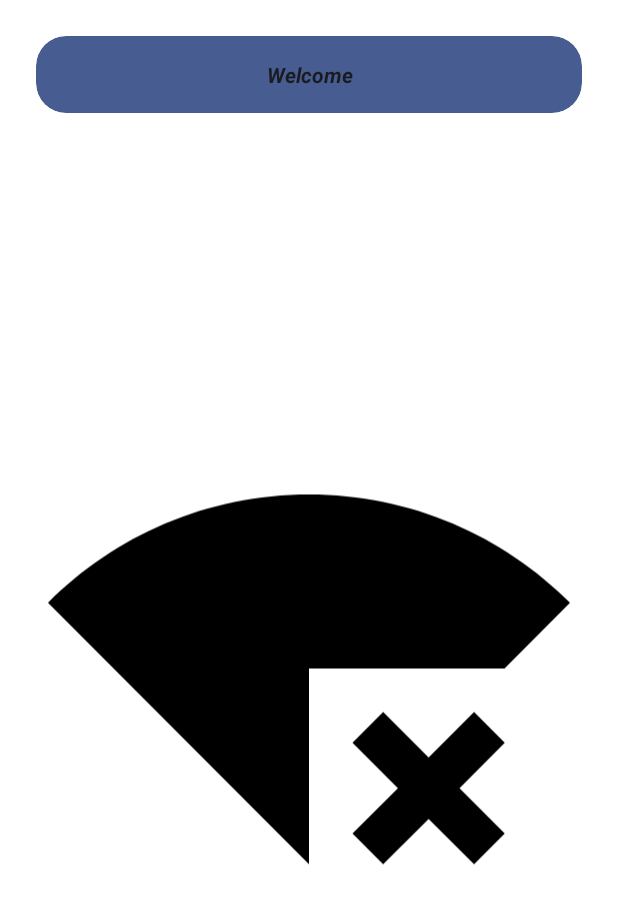
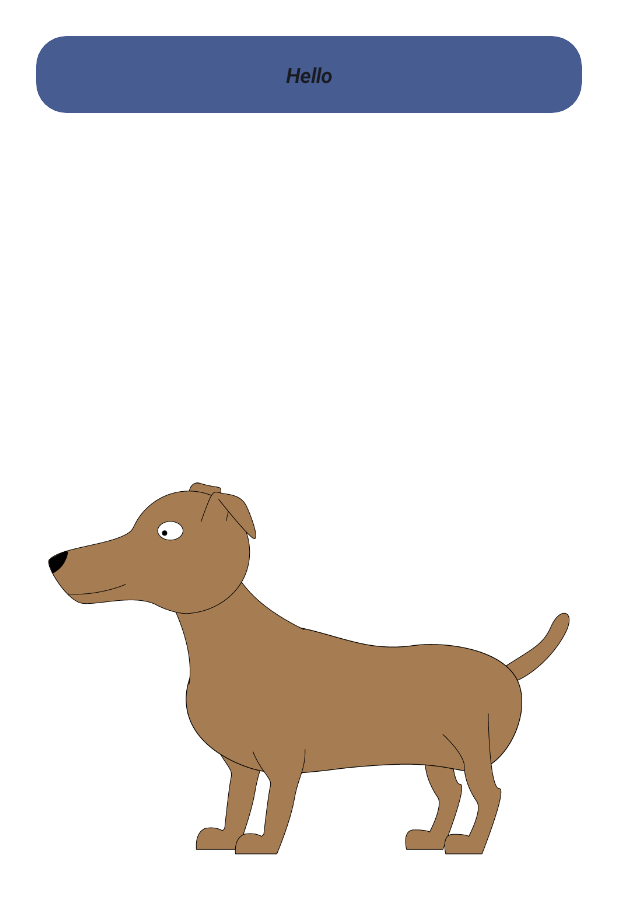
Before and after one commit to ResDesSuxProject/ResDesUx2App, an Android app: the layout status_widget.xml on its own in the app's theme, with its tools: preview values and no code run, on a phone screen of 412 x 824 dp. Shown: the top 904 px of the screen. Run offline under Robolectric (Android 15) with nearby library versions, the phone set to English and light mode, and no system bars.

Commit message:
Added preview image to the widget

```diff
--- a/app/src/main/java/com/example/resdesux2/Widgets/StatusWidget.java
+++ b/app/src/main/java/com/example/resdesux2/Widgets/StatusWidget.java
@@ -65,7 +65,7 @@ public class StatusWidget extends AppWidgetProvider {
         CharSequence widgetText = context.getString(R.string.appwidget_welcome);
         User currentUser = getDataFromContentProvider(context);
 
-        if (currentUser != null) {
+        if (currentUser != null && currentUser.getID() != -1) {
             currentView.setTextViewText(R.id.appwidget_welcome, widgetText + " " + currentUser.getUserName());
 
             User.Score score = currentUser.getScore();
@@ -75,7 +75,8 @@ public class StatusWidget extends AppWidgetProvider {
             else if (index < 0) index = 0;
 
             currentView.setImageViewResource(R.id.appwidget_image, dogImages[index]);
-
+        } else {
+            currentView.setImageViewResource(R.id.appwidget_image, R.drawable.baseline_signal_wifi_connected_no_internet_4_24_black);
         }
     }
 
--- a/app/src/main/res/layout/status_widget.xml
+++ b/app/src/main/res/layout/status_widget.xml
@@ -21,7 +21,7 @@
 
         android:contentDescription="@string/welcome_message"
         android:maxLines="1"
-        android:text="@string/welcome_message"
+        android:text="@string/appwidget_welcome"
         android:textAlignment="center"
         android:textStyle="bold|italic"
         app:autoSizeTextType="uniform" />
@@ -34,6 +34,6 @@
 
         android:layout_below="@id/appwidget_welcome"
         android:layout_margin="16dp"
-        android:src="@drawable/baseline_signal_wifi_connected_no_internet_4_24_black"
+        android:src="@drawable/dagoestaand4"
         android:contentDescription="@string/state_visualization" />
 </RelativeLayout>
--- a/app/src/main/res/layout/status_widget_wide.xml
+++ b/app/src/main/res/layout/status_widget_wide.xml
@@ -26,5 +26,6 @@
         android:gravity="center"
         android:layout_alignParentEnd="true"
         android:layout_centerVertical="true"
-        android:maxWidth="150dp" />
+        android:maxWidth="150dp"
+        android:text="@string/appwidget_welcome"/>
 </RelativeLayout>
--- a/app/src/main/res/values/strings.xml
+++ b/app/src/main/res/values/strings.xml
@@ -14,7 +14,6 @@
     <string name="enter_your_password">Enter your password</string>
     <string name="LoginBtn">Login</string>
     <string name="not_connected_message">Not connected to the server</string>
-    <string name="appwidget_text">EXAMPLE</string>
     <string name="add_widget">Add widget</string>
     <string name="app_widget_description">This is an app widget description</string>
     <string name="connected_message">Connected to the server</string>
--- a/app/src/main/res/xml/status_widget_info.xml
+++ b/app/src/main/res/xml/status_widget_info.xml
@@ -5,7 +5,7 @@
     android:initialLayout="@layout/status_widget"
     android:minWidth="100dp"
     android:minHeight="50dp"
-    android:previewImage="@drawable/example_appwidget_preview"
+    android:previewImage="@drawable/dagoestaand4"
     android:previewLayout="@layout/status_widget"
     android:resizeMode="horizontal|vertical"
     android:targetCellWidth="3"
```
